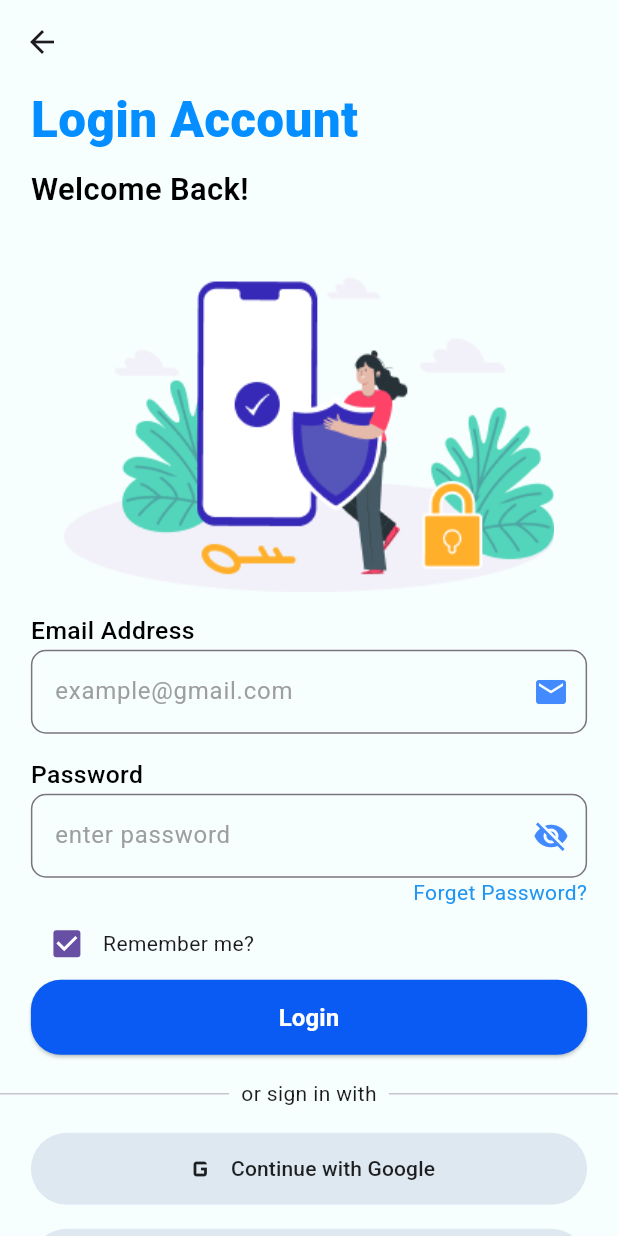
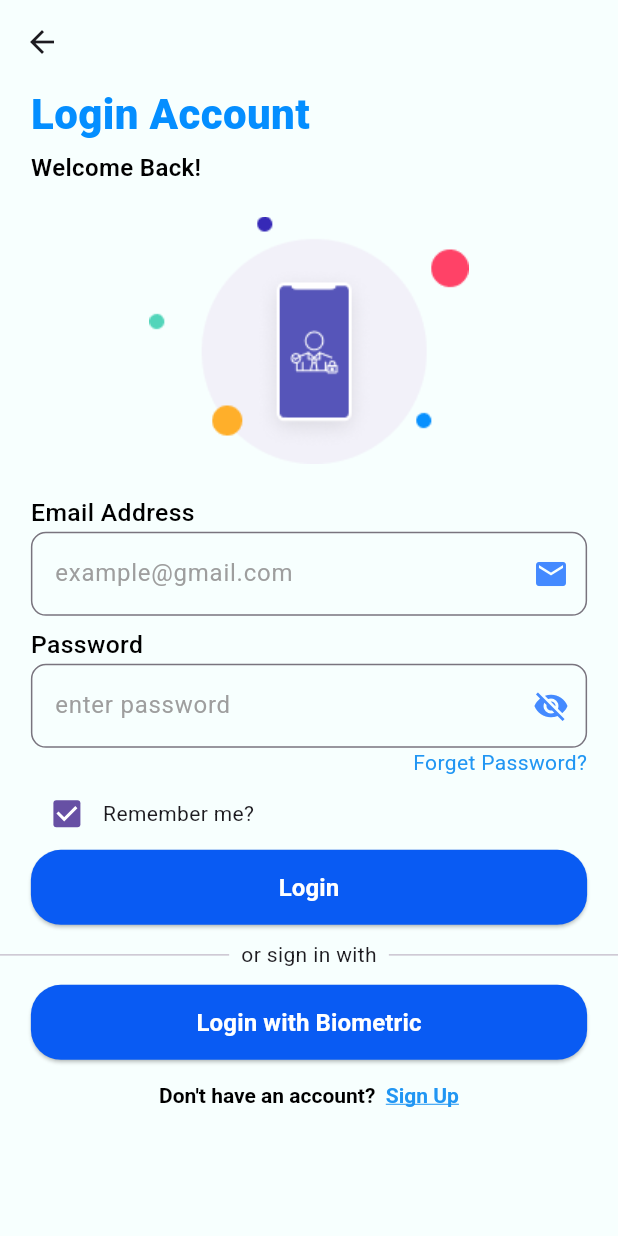
Before and after one commit to Onesso/authentication-flutter, a Flutter app: the screen it shows after launch, after a tap on "Login", on a phone screen of 412 x 824 dp. Run offline on Flutter 3.47's test engine with Material 3 defaults, Android fonts, the phone set to English and light mode, and no system bars; our stand-ins replace font_awesome_flutter, local_auth, logger.

Commit message:
implimented biometric authentications

```diff
--- a/lib/screens/login_screen.dart
+++ b/lib/screens/login_screen.dart
@@ -1,9 +1,11 @@
 import 'package:authentication/screens/register_screen.dart';
+import 'package:authentication/widgets/dialog/popup_when_can_not_athenticate.dart';
 import 'package:flutter/material.dart';
 import 'package:flutter/gestures.dart';
 import 'package:authentication/widgets/dialog/loading_indicator_dialog.dart';
 import 'package:flutter/services.dart';
 import '../routes/app_routes.dart';
+import 'package:authentication/services/local_auth.dart';
 
 class LoginScreen extends StatefulWidget {
   const LoginScreen({super.key});
@@ -62,27 +64,33 @@ class _LoginScreen extends State<LoginScreen> {
                     Text(
                       "Login Account",
                       style: TextStyle(
-                        fontSize: MediaQuery.of(context).size.height * 0.04,
+                        fontSize: 28,
                         fontFamily: 'Roboto',
                         color: const Color.fromARGB(255, 4, 142, 255),
                         fontWeight: FontWeight.w900,
                       ),
                     ),
-                    SizedBox(height: MediaQuery.of(context).size.height * 0.01),
+                    SizedBox(
+                      height: MediaQuery.of(context).size.height * 0.005,
+                    ),
                     Text(
                       "Welcome Back!",
                       style: TextStyle(
                         fontFamily: 'Roboto',
                         fontWeight: FontWeight.w600,
                         color: Colors.black,
-                        fontSize: MediaQuery.of(context).size.height * 0.025,
+                        fontSize: 16,
                       ),
                     ),
                   ],
                 ),
               ),
-              const SizedBox(height: 24),
-              Image.asset("assets/images/Illustration.png", width: screenSize),
+
+              Image.asset(
+                "assets/images/loginimage.png",
+                width: widthSize * 0.65,
+              ),
+
               //userinput information
               SizedBox(
                 width: screenSize,
@@ -133,7 +141,7 @@ class _LoginScreen extends State<LoginScreen> {
                         },
                       ),
 
-                      const SizedBox(height: 16),
+                      const SizedBox(height: 8),
                       Text(
                         "Password",
                         style: TextStyle(
@@ -247,7 +255,7 @@ class _LoginScreen extends State<LoginScreen> {
                   ),
                 ),
               ),
-              const SizedBox(height: 16),
+              const SizedBox(height: 10),
               SizedBox(
                 child: Column(
                   mainAxisAlignment: MainAxisAlignment.start,
@@ -266,70 +274,49 @@ class _LoginScreen extends State<LoginScreen> {
                         ],
                       ),
                     ),
-                    const SizedBox(height: 16),
-                    //sign in with google
-                    SizedBox(
-                      width: screenSize,
-                      child: OutlinedButton.icon(
-                        onPressed: () {},
-                        icon: const Icon(Icons.g_mobiledata, size: 24),
-                        label: const Text("Continue with Google"),
-                        style: OutlinedButton.styleFrom(
-                          padding: const EdgeInsets.symmetric(vertical: 12),
-                          backgroundColor: const Color.fromARGB(
-                            255,
-                            221,
-                            232,
-                            241,
-                          ),
-                          foregroundColor: Colors.black87,
-                          side: BorderSide.none,
+                    const SizedBox(height: 10),
+
+                    //sign in with biometric
+                    ElevatedButton(
+                      onPressed: () async {
+                        //check if phone support biometrics.
+                        bool isDeviceCapable = await checkBiometrics();
+                        if (isDeviceCapable) {
+                          //authenticate user
+                          logger.d(
+                            "The devices is capable from the login screen",
+                          );
+                          bool isAuthenticated = await authenticateUser();
+                          if (isAuthenticated) {
+                            logger.d("User is authenticated");
+                            navigateToDashboard(context);
+                          } else {
+                            logger.d("User is not authenticated");
+                          }
+                        } else {
+                          phoneCanNotUseBiometrics(context);
+                        }
+                      },
+                      style: ElevatedButton.styleFrom(
+                        minimumSize: Size(screenSize, 50),
+                        shape: RoundedRectangleBorder(
+                          borderRadius: BorderRadius.circular(20),
+                        ),
+                        backgroundColor: const Color.fromARGB(255, 9, 91, 243),
+                        foregroundColor: Colors.white,
+                      ),
+                      child: const Text(
+                        'Login with Biometric',
+                        style: TextStyle(
+                          fontFamily: 'Roboto',
+                          fontWeight: FontWeight.w700,
+                          color: Colors.white,
+                          fontSize: 16,
                         ),
                       ),
                     ),
                     const SizedBox(height: 16),
-                    //sign in with apple
-                    SizedBox(
-                      width: screenSize, // Set the desired width here
-                      child: OutlinedButton.icon(
-                        onPressed: () {},
-                        icon: const Icon(Icons.apple, size: 24),
-                        label: const Text("Continue with Apple"),
-                        style: OutlinedButton.styleFrom(
-                          padding: const EdgeInsets.symmetric(vertical: 12),
-                          backgroundColor: const Color.fromARGB(
-                            255,
-                            221,
-                            232,
-                            241,
-                          ),
-                          foregroundColor: Colors.black87,
-                          side: BorderSide.none,
-                        ),
-                      ),
-                    ),
-                    const SizedBox(height: 16),
-                    //sign in with Facebook
-                    // SizedBox(
-                    //   width: screenSize,
-                    //   child: OutlinedButton.icon(
-                    //     onPressed: () {},
-                    //     icon: const Icon(Icons.facebook, size: 24),
-                    //     label: const Text("Continue with Facebook"),
-                    //     style: OutlinedButton.styleFrom(
-                    //       padding: const EdgeInsets.symmetric(vertical: 12),
-                    //       backgroundColor: const Color.fromARGB(
-                    //         255,
-                    //         221,
-                    //         232,
-                    //         241,
-                    //       ),
-                    //       foregroundColor: Colors.black87,
-                    //       side: BorderSide.none,
-                    //     ),
-                    //   ),
-                    // ),
-                    const SizedBox(height: 16),
+
                     RichText(
                       text: TextSpan(
                         children: [
--- a/pubspec.yaml
+++ b/pubspec.yaml
@@ -39,6 +39,7 @@ dependencies:
   flutter_svg: ^2.2.1
   logger: ^2.0.2
   flutter_font_icons: ^2.2.7
+  local_auth: ^2.3.0
 
 dev_dependencies:
   flutter_test:
@@ -64,6 +65,7 @@ flutter:
   # To add assets to your application, add an assets section, like this:
   assets:
     - assets/images/Illustration.png
+    - assets/images/loginimage.png
       # - images/a_dot_burr.jpeg
       # - images/a_dot_ham.jpeg
 
```
Also changed, not shown: lib/services/local_auth.dart (added, +47 -0 lines), lib/widgets/dialog/popup_when_can_not_athenticate.dart (added, +39 -0 lines), assets/Illustration.png (added), pubspec.lock, 5 other files.
